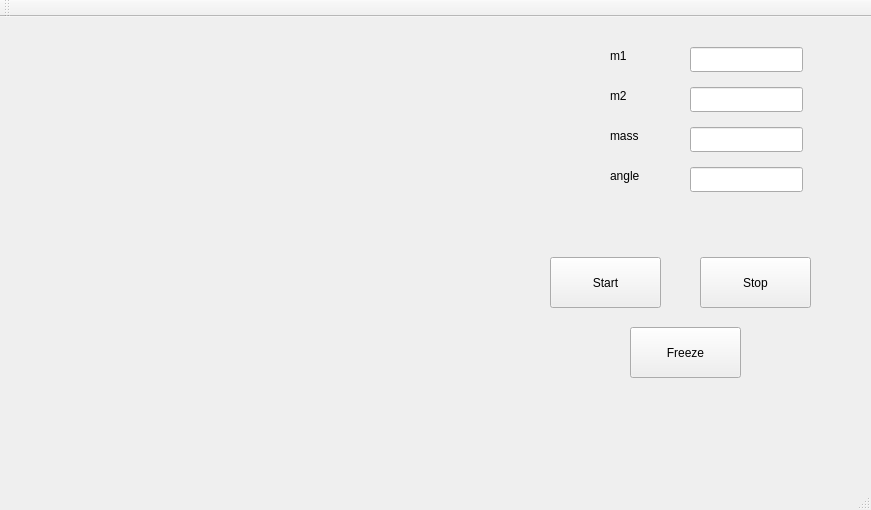
Above: Project1/mainwindow.ui from vadim8960/Physical-visualization before the change. Below: the same form after it.
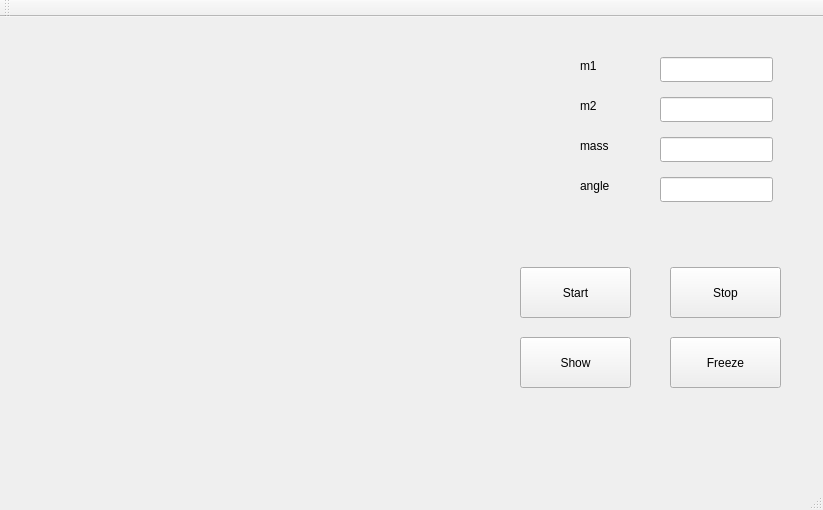
That is the form after the change.

Diff of the .ui file:
```diff
--- a/Project1/mainwindow.ui
+++ b/Project1/mainwindow.ui
@@ -6,7 +6,7 @@
    <rect>
     <x>0</x>
     <y>0</y>
-    <width>871</width>
+    <width>823</width>
     <height>510</height>
    </rect>
   </property>
@@ -17,8 +17,8 @@
    <widget class="QPushButton" name="btn_start">
     <property name="geometry">
      <rect>
-      <x>550</x>
-      <y>240</y>
+      <x>520</x>
+      <y>250</y>
       <width>111</width>
       <height>51</height>
      </rect>
@@ -30,8 +30,8 @@
    <widget class="QPushButton" name="btn_stop">
     <property name="geometry">
      <rect>
-      <x>700</x>
-      <y>240</y>
+      <x>670</x>
+      <y>250</y>
       <width>111</width>
       <height>51</height>
      </rect>
@@ -43,8 +43,8 @@
    <widget class="QLineEdit" name="libeEdit_m1">
     <property name="geometry">
      <rect>
-      <x>690</x>
-      <y>30</y>
+      <x>660</x>
+      <y>40</y>
       <width>113</width>
       <height>25</height>
      </rect>
@@ -53,8 +53,8 @@
    <widget class="QLineEdit" name="lineEdit_m2">
     <property name="geometry">
      <rect>
-      <x>690</x>
-      <y>70</y>
+      <x>660</x>
+      <y>80</y>
       <width>113</width>
       <height>25</height>
      </rect>
@@ -63,8 +63,8 @@
    <widget class="QLineEdit" name="lineEdit_mass">
     <property name="geometry">
      <rect>
-      <x>690</x>
-      <y>110</y>
+      <x>660</x>
+      <y>120</y>
       <width>113</width>
       <height>25</height>
      </rect>
@@ -73,8 +73,8 @@
    <widget class="QLineEdit" name="lineEdit_angle">
     <property name="geometry">
      <rect>
-      <x>690</x>
-      <y>150</y>
+      <x>660</x>
+      <y>160</y>
       <width>113</width>
       <height>25</height>
      </rect>
@@ -83,8 +83,8 @@
    <widget class="QLabel" name="lbl_m1">
     <property name="geometry">
      <rect>
-      <x>610</x>
-      <y>30</y>
+      <x>580</x>
+      <y>40</y>
       <width>67</width>
       <height>17</height>
      </rect>
@@ -96,8 +96,8 @@
    <widget class="QLabel" name="lbl_m2">
     <property name="geometry">
      <rect>
-      <x>610</x>
-      <y>70</y>
+      <x>580</x>
+      <y>80</y>
       <width>67</width>
       <height>17</height>
      </rect>
@@ -109,8 +109,8 @@
    <widget class="QLabel" name="lbl_mass">
     <property name="geometry">
      <rect>
-      <x>610</x>
-      <y>110</y>
+      <x>580</x>
+      <y>120</y>
       <width>67</width>
       <height>17</height>
      </rect>
@@ -122,8 +122,8 @@
    <widget class="QLabel" name="lbl_angle">
     <property name="geometry">
      <rect>
-      <x>610</x>
-      <y>150</y>
+      <x>580</x>
+      <y>160</y>
       <width>67</width>
       <height>17</height>
      </rect>
@@ -135,8 +135,8 @@
    <widget class="QPushButton" name="btn_freeze">
     <property name="geometry">
      <rect>
-      <x>630</x>
-      <y>310</y>
+      <x>670</x>
+      <y>320</y>
       <width>111</width>
       <height>51</height>
      </rect>
@@ -156,6 +156,32 @@
     </property>
     <layout class="QVBoxLayout" name="graphic_layout"/>
    </widget>
+   <widget class="QPushButton" name="btn_show">
+    <property name="geometry">
+     <rect>
+      <x>520</x>
+      <y>320</y>
+      <width>111</width>
+      <height>51</height>
+     </rect>
+    </property>
+    <property name="text">
+     <string>Show</string>
+    </property>
+   </widget>
+   <widget class="QLabel" name="lbl_error">
+    <property name="geometry">
+     <rect>
+      <x>560</x>
+      <y>210</y>
+      <width>141</width>
+      <height>17</height>
+     </rect>
+    </property>
+    <property name="text">
+     <string/>
+    </property>
+   </widget>
   </widget>
   <widget class="QMenuBar" name="menuBar">
    <property name="geometry">
```
Left out of the diff: 4 changed lines with no effect on the pictures.
